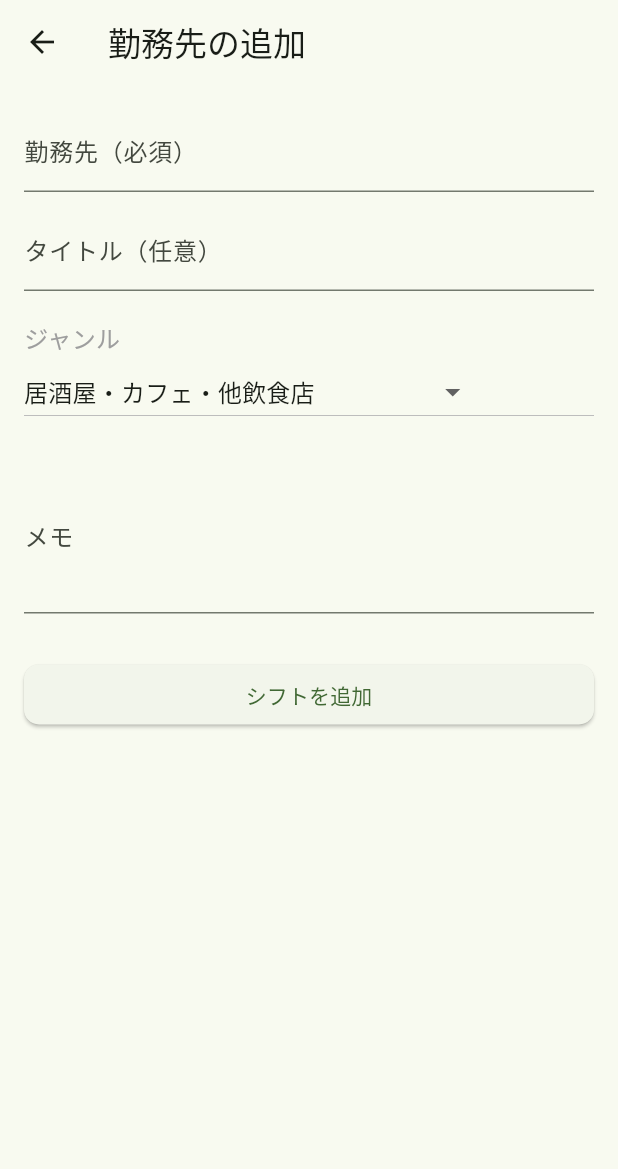
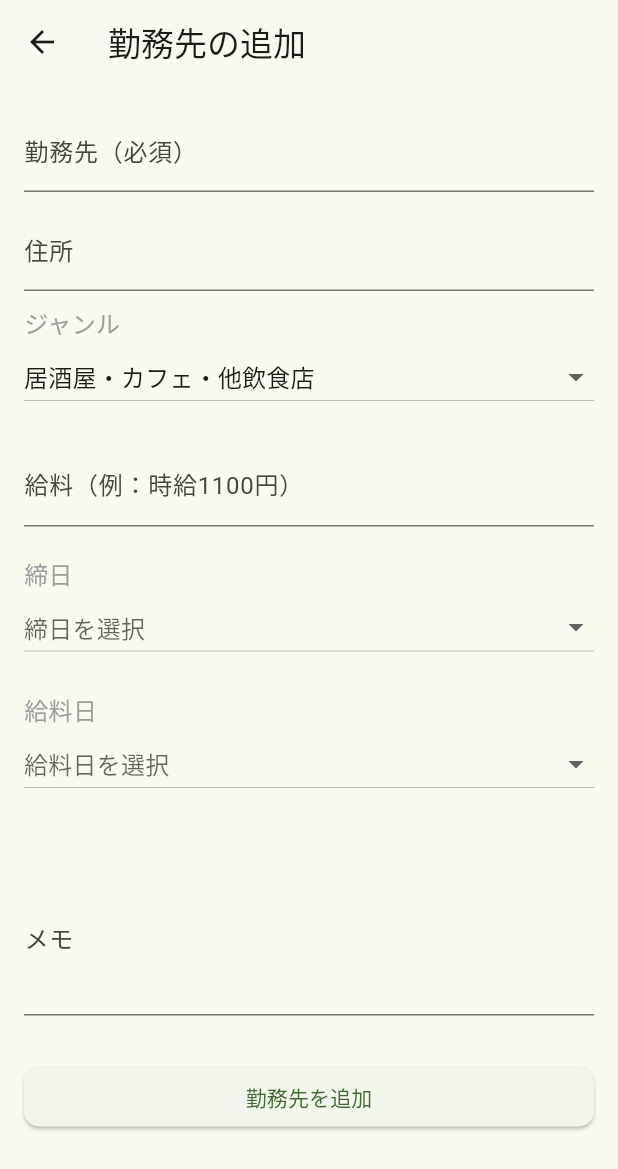
Before and after one commit to KotaWata223/flutter_application, a Flutter app: the Addworkplace screen opened directly, on a phone screen of 412 x 824 dp. Shown: the top 1169 px of the screen. Run offline on Flutter 3.47's test engine with Material 3 defaults, Android fonts, the phone set to English and light mode, and no system bars; our stand-ins replace cloud_firestore, firebase_auth, firebase_core, flutter_datetime_picker_plus, table_calendar; accounts and stored records are empty.

Commit message:
k勤務地の登録を可能に、シフト追加の際にそこから取得するように変更

```diff
--- a/lib/src/screens/AddWorkPlace.dart
+++ b/lib/src/screens/AddWorkPlace.dart
@@ -1,25 +1,25 @@
 import 'package:flutter/material.dart';
-import 'package:flutter_datetime_picker_plus/flutter_datetime_picker_plus.dart' as dtp;
+import 'package:flutter_datetime_picker_plus/flutter_datetime_picker_plus.dart'
+    as dtp;
 import 'package:cloud_firestore/cloud_firestore.dart';
 
-class Addworkplace extends StatefulWidget{
+class Addworkplace extends StatefulWidget {
   @override
- _WorkPlaceAddPageState createState() => _WorkPlaceAddPageState();
+  _WorkPlaceAddPageState createState() => _WorkPlaceAddPageState();
 }
 
-class _WorkPlaceAddPageState extends State<Addworkplace>{
-final TextEditingController _titleContentController = TextEditingController();
+class _WorkPlaceAddPageState extends State<Addworkplace> {
   final TextEditingController _memoContentController = TextEditingController();
+  final CollectionReference _workplaces =
+      FirebaseFirestore.instance.collection('workplace');
 
-  final CollectionReference _shifts = FirebaseFirestore.instance.collection('shifts');
-
-  String? _title;
+  String? _place;
+  String? _address;
+  String? _genre = '居酒屋・カフェ・他飲食店'; // 初期値
+  int? _deadlineDay;
+  int? _paydayDay;
+  String? _salary;
   String? _memo;
-  String? _genre;
-  String? _address;
-  DateTime? _deadline;
-  DateTime? _payday;
-  String? _salary;
 
   @override
   Widget build(BuildContext context) {
@@ -31,17 +31,64 @@ final TextEditingController _titleContentController = TextEditingController();
           children: [
             TextField(
               decoration: const InputDecoration(labelText: '勤務先（必須）'),
-              onChanged: (val) => _title = val,
+              onChanged: (val) => _place = val,
             ),
             const SizedBox(height: 10),
             TextField(
-              controller: _titleContentController,
-              decoration: const InputDecoration(labelText: 'タイトル（任意）'),
+              decoration: const InputDecoration(labelText: '住所'),
+              onChanged: (val) => _address = val,
+            ),
+            const SizedBox(height: 10),
+            Text('ジャンル', style: TextStyle(fontSize: 16, color: Colors.grey)),
+            DropdownButtonMenu(
+              initialValue: _genre!,
+              onChanged: (value) => setState(() => _genre = value),
             ),
             const SizedBox(height: 20),
-            Text('ジャンル',style: TextStyle(fontSize: 16, color: Colors.grey),
+            TextField(
+              decoration: const InputDecoration(labelText: '給料（例：時給1100円）'),
+              onChanged: (val) => _salary = val,
             ),
-            DropdownButtonMenu(),
+            const SizedBox(height: 20),
+            // 締日選択
+            Text('締日', style: TextStyle(fontSize: 16, color: Colors.grey)),
+            DropdownButton<int>(
+              value: _deadlineDay,
+              hint: Text('締日を選択'),
+              isExpanded: true,
+              items: List.generate(31, (index) => index + 1).map((day) {
+                return DropdownMenuItem(
+                  value: day,
+                  child: Text('$day日'),
+                );
+              }).toList(),
+              onChanged: (value) {
+                setState(() {
+                  _deadlineDay = value;
+                });
+              },
+            ),
+            const SizedBox(height: 20),
+
+// 給料日選択
+            Text('給料日', style: TextStyle(fontSize: 16, color: Colors.grey)),
+            DropdownButton<int>(
+              value: _paydayDay,
+              hint: Text('給料日を選択'),
+              isExpanded: true,
+              items: List.generate(31, (index) => index + 1).map((day) {
+                return DropdownMenuItem(
+                  value: day,
+                  child: Text('$day日'),
+                );
+              }).toList(),
+              onChanged: (value) {
+                setState(() {
+                  _paydayDay = value;
+                });
+              },
+            ),
+            const SizedBox(height: 20),
 
             const SizedBox(height: 20),
             TextField(
@@ -52,19 +99,29 @@ final TextEditingController _titleContentController = TextEditingController();
             ),
             const SizedBox(height: 30),
             ElevatedButton(
-              child: const Text('シフトを追加'),
+              child: const Text('勤務先を追加'),
               style: ElevatedButton.styleFrom(
                 shape: RoundedRectangleBorder(
                   borderRadius: BorderRadius.circular(10),
                 ),
               ),
               onPressed: () async {
+                if (_place == null || _place!.trim().isEmpty) {
+                  ScaffoldMessenger.of(context).showSnackBar(
+                    SnackBar(content: Text('勤務先は必須項目です')),
+                  );
+                  return;
+                }
 
-
-                await _shifts.add({
-                  'title': _title,
-
+                await _workplaces.add({
+                  'place': _place,
+                  'address': _address ?? '',
+                  'genre': _genre ?? '',
+                  'salary': _salary ?? '',
+                  '締日': _deadlineDay ?? '',
+                  '給料日': _paydayDay ?? '',
                   'memo': _memo ?? '',
+                  'createdAt': Timestamp.now(),
                 });
 
                 Navigator.pop(context);
@@ -77,41 +134,51 @@ final TextEditingController _titleContentController = TextEditingController();
   }
 }
 
-class DropdownButtonMenu extends StatefulWidget{
-  const DropdownButtonMenu({Key? key}) : super(key: key);
+class DropdownButtonMenu extends StatefulWidget {
+  final String initialValue;
+  final ValueChanged<String> onChanged;
+
+  const DropdownButtonMenu({
+    Key? key,
+    required this.initialValue,
+    required this.onChanged,
+  }) : super(key: key);
 
   @override
-  State<DropdownButtonMenu> createState() => _DropdownButtonMenustate();
+  State<DropdownButtonMenu> createState() => _DropdownButtonMenuState();
 }
 
-class _DropdownButtonMenustate extends State<DropdownButtonMenu>{
-  String isSelectedValue = '居酒屋・カフェ・他飲食店';
+class _DropdownButtonMenuState extends State<DropdownButtonMenu> {
+  late String selectedValue;
 
   @override
-  Widget build(BuildContext context){
-    return DropdownButton(
-      items: const[
-        DropdownMenuItem(value:'居酒屋・カフェ・他飲食店',child: Text('居酒屋・カフェ・他飲食店'),
-        ),
-        DropdownMenuItem(value:'スーパー・コンビニ',child: Text('スーパー・コンビニ'),
-        ),
-        DropdownMenuItem(value:'アパレル',child: Text('アパレル'),
-        ),
-        DropdownMenuItem(value:'家電・雑貨・他販売',child: Text('家電・雑貨・他販売'),
-        ),
-        DropdownMenuItem(value:'カラオケ・パチンコ・他レジャー施設',child: Text('カラオケ・パチンコ・他レジャー施設'),
-        ),
-        DropdownMenuItem(value:'フロント・受付窓口・他サービス',child: Text('フロント・受付窓口・他サービス'),
-        ),
-        DropdownMenuItem(value:'事務・オフィスワーク',child: Text('事務・オフィスワーク'),
-        ),
+  void initState() {
+    super.initState();
+    selectedValue = widget.initialValue;
+  }
+
+  @override
+  Widget build(BuildContext context) {
+    return DropdownButton<String>(
+      value: selectedValue,
+      isExpanded: true,
+      items: const [
+        DropdownMenuItem(value: '居酒屋・カフェ・他飲食店', child: Text('居酒屋・カフェ・他飲食店')),
+        DropdownMenuItem(value: 'スーパー・コンビニ', child: Text('スーパー・コンビニ')),
+        DropdownMenuItem(value: 'アパレル', child: Text('アパレル')),
+        DropdownMenuItem(value: '家電・雑貨・他販売', child: Text('家電・雑貨・他販売')),
+        DropdownMenuItem(
+            value: 'カラオケ・パチンコ・他レジャー施設', child: Text('カラオケ・パチンコ・他レジャー施設')),
+        DropdownMenuItem(
+            value: 'フロント・受付窓口・他サービス', child: Text('フロント・受付窓口・他サービス')),
+        DropdownMenuItem(value: '事務・オフィスワーク', child: Text('事務・オフィスワーク')),
       ],
-      value: isSelectedValue,
-      onChanged:(String? value){
-        setState(() {
-          isSelectedValue = value!;
-        });
-      }
-      );
+      onChanged: (String? value) {
+        if (value != null) {
+          setState(() => selectedValue = value);
+          widget.onChanged(value);
+        }
+      },
+    );
   }
 }
```
Also changed, not shown: lib/src/screens/AddShift.dart (+24 -6 lines).
